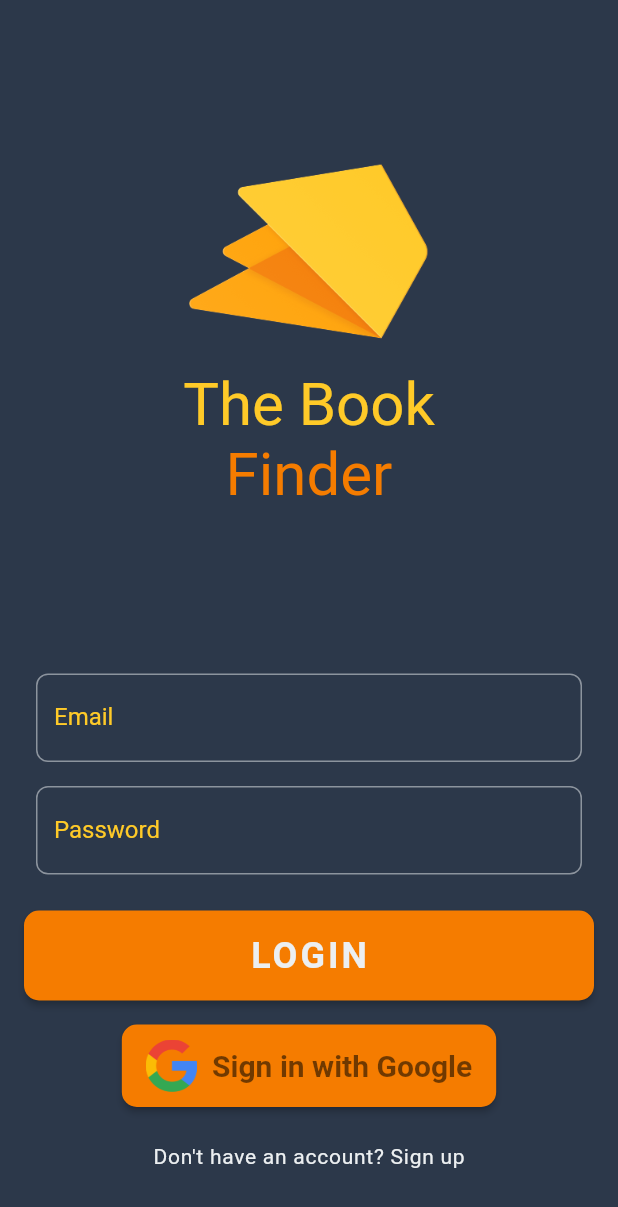
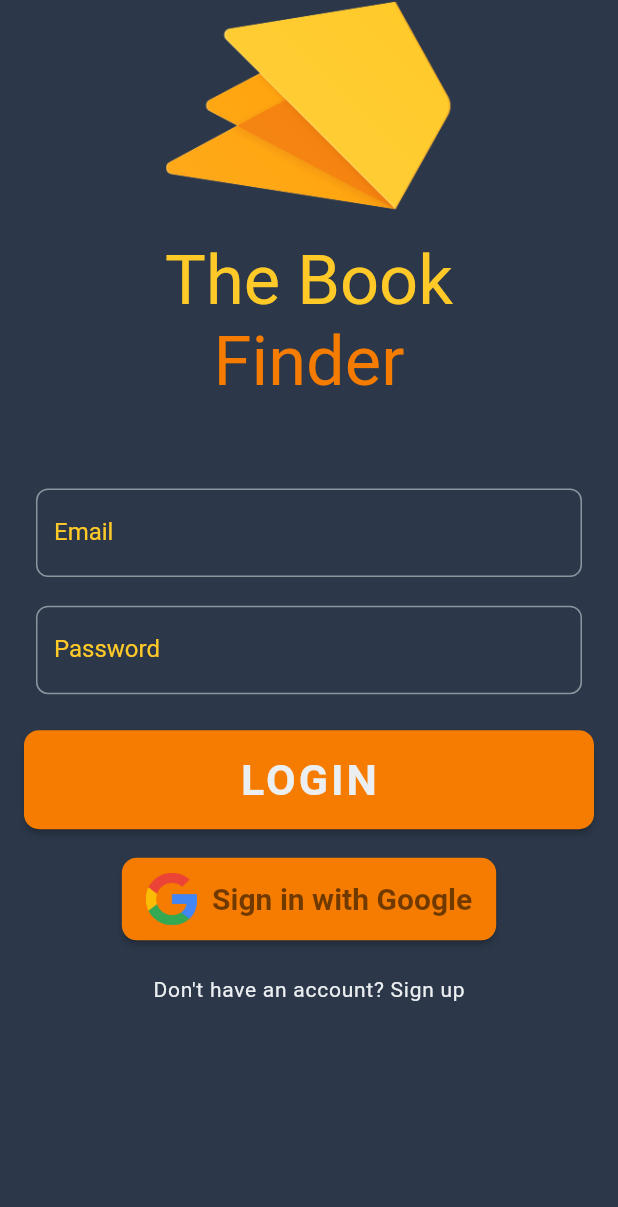
Before and after one commit to gboliknow/books_api, a Flutter app: the screen it shows after launch, on a phone screen of 412 x 824 dp. Shown: the top 1207 px of the screen. Run offline on Flutter 3.47's test engine with Material 2 defaults, Android fonts, the phone set to English and light mode, and no system bars; our stand-ins replace cloud_firestore, firebase_auth, firebase_core, flutter_screenutil, google_sign_in, rxdart and 1 more; accounts and stored records are empty.

Commit message:
first commit2

```diff
--- a/lib/main.dart
+++ b/lib/main.dart
@@ -2,6 +2,7 @@ import 'package:books/screens/formal/search_book_page_formal.dart';
 import 'package:books/screens/formal/stamp_collection_page_formal.dart';
 import 'package:flutter/material.dart';
 import 'package:books/screens/sign_in_screen.dart';
+import 'package:flutter_screenutil/screenutil_init.dart';
 
 void main() {
   runApp(MyApp());
@@ -10,9 +11,11 @@ void main() {
 class MyApp extends StatelessWidget {
   @override
   Widget build(BuildContext context) {
-    return MaterialApp(
-      title: 'FlutterFire Samples',
+    return ScreenUtilInit(
+      designSize: Size(360, 690),
+      builder: () => MaterialApp(
         debugShowCheckedModeBanner: false,
+        title: 'Flutter_Books_Store',
         theme: new ThemeData(
           primaryColor: new Color(0xFF0F2533),
         ),
@@ -22,6 +25,7 @@ class MyApp extends StatelessWidget {
           '/stamp_collection_formal': (BuildContext context) =>
               new StampCollectionFormalPage(),
         },
+      ),
     );
   }
 }
--- a/lib/screens/formal/book_details_page_formal.dart
+++ b/lib/screens/formal/book_details_page_formal.dart
@@ -1,3 +1,4 @@
+import 'package:books/res/custom_colors.dart';
 import 'package:cloud_firestore/cloud_firestore.dart';
 import 'package:firebase_auth/firebase_auth.dart';
 import 'package:flutter/material.dart';
@@ -176,7 +177,7 @@ class IconButtonText extends StatelessWidget {
 
   bool selected = false;
 
-  final Color selectedColor = new Color(0xff283593);
+  final Color selectedColor = CustomColors.firebaseYellow;
 
   @override
   Widget build(BuildContext context) {
--- a/lib/screens/sign_in_screen.dart
+++ b/lib/screens/sign_in_screen.dart
@@ -4,6 +4,7 @@ import 'package:firebase_core/firebase_core.dart';
 import 'package:flutter/material.dart';
 import 'package:books/res/custom_colors.dart';
 import 'package:books/widgets/sign_in_form.dart';
+import 'package:flutter_screenutil/flutter_screenutil.dart';
 
 class SignInScreen extends StatefulWidget {
   @override
@@ -46,23 +47,14 @@ class _SignInScreenState extends State<SignInScreen> {
               right: 16.0,
               bottom: 20.0,
             ),
+            child: SingleChildScrollView(
               child: Column(
-              mainAxisSize: MainAxisSize.max,
                 children: [
-                Row(),
-                Expanded(
-                  child: Column(
-                    mainAxisSize: MainAxisSize.min,
-                    mainAxisAlignment: MainAxisAlignment.center,
-                    children: [
-                      Flexible(
-                        flex: 1,
-                        child: RotatedBox(
+                  RotatedBox(
                     quarterTurns: 3,
                     child: Image.asset(
                       'assets/firebase_logo.png',
-                            height: 160,
-                          ),
+                      height: 160.h,
                     ),
                   ),
                   SizedBox(height: 20),
@@ -70,17 +62,14 @@ class _SignInScreenState extends State<SignInScreen> {
                     'The Book',
                     style: TextStyle(
                       color: CustomColors.firebaseYellow,
-                          fontSize: 40,
+                      fontSize: 40.r,
                     ),
                   ),
                   Text(
                     'Finder',
                     style: TextStyle(
                       color: CustomColors.firebaseOrange,
-                          fontSize: 40,
-                        ),
-                      ),
-                    ],
+                      fontSize: 40.r,
                     ),
                   ),
                   FutureBuilder(
@@ -111,6 +100,7 @@ class _SignInScreenState extends State<SignInScreen> {
             ),
           ),
         ),
+      ),
     );
   }
 }
--- a/lib/widgets/register_form.dart
+++ b/lib/widgets/register_form.dart
@@ -56,6 +56,7 @@ class _RegisterFormState extends State<RegisterForm> {
   Widget build(BuildContext context) {
     return Form(
       key: _registerFormKey,
+      child: SingleChildScrollView(
         child: Column(
           mainAxisAlignment: MainAxisAlignment.center,
           children: [
@@ -193,6 +194,7 @@ class _RegisterFormState extends State<RegisterForm> {
             )
           ],
         ),
+      ),
     );
   }
 }
--- a/lib/widgets/sign_in_form.dart
+++ b/lib/widgets/sign_in_form.dart
@@ -6,6 +6,7 @@ import 'package:books/screens/register_screen.dart';
 
 import 'package:books/utils/authentication.dart';
 import 'package:books/utils/validator.dart';
+import 'package:flutter_screenutil/size_extension.dart';
 
 import 'custom_form_field.dart';
 
@@ -34,14 +35,12 @@ class _SignInFormState extends State<SignInForm> {
   Widget build(BuildContext context) {
     return Form(
       key: _signInFormKey,
+      child: SingleChildScrollView(
         child: Column(
           children: [
             Padding(
-            padding: const EdgeInsets.only(
-              left: 8.0,
-              right: 8.0,
-              bottom: 24.0,
-            ),
+              padding: EdgeInsets.only(
+                  left: 8.0, right: 8.0, bottom: 24.0, top: 50.0.sp),
               child: Column(
                 children: [
                   CustomFormField(
@@ -55,7 +54,7 @@ class _SignInFormState extends State<SignInForm> {
                     label: 'Email',
                     hint: 'Enter your email',
                   ),
-                SizedBox(height: 16.0),
+                  SizedBox(height: 16.0.h),
                   CustomFormField(
                     controller: _passwordController,
                     focusNode: widget.passwordFocusNode,
@@ -73,7 +72,7 @@ class _SignInFormState extends State<SignInForm> {
             ),
             _isSigningIn
                 ? Padding(
-                  padding: const EdgeInsets.all(16.0),
+                    padding: EdgeInsets.all(16.0.sp),
                     child: CircularProgressIndicator(
                       valueColor: AlwaysStoppedAnimation<Color>(
                         CustomColors.firebaseOrange,
@@ -129,7 +128,7 @@ class _SignInFormState extends State<SignInForm> {
                           child: Text(
                             'LOGIN',
                             style: TextStyle(
-                            fontSize: 24,
+                              fontSize: 24.h,
                               fontWeight: FontWeight.bold,
                               color: CustomColors.firebaseGrey,
                               letterSpacing: 2,
@@ -139,7 +138,7 @@ class _SignInFormState extends State<SignInForm> {
                       ),
                     ),
                   ),
-          SizedBox(height: 16.0),
+            SizedBox(height: 16.0.h),
             _isSigningIn
                 ? CircularProgressIndicator(
                     valueColor: AlwaysStoppedAnimation<Color>(Colors.white),
@@ -159,8 +158,8 @@ class _SignInFormState extends State<SignInForm> {
                       setState(() {
                         _isSigningIn = true;
                       });
-                    User user =
-                        await Authentication.signInWithGoogle(context: context);
+                      User user = await Authentication.signInWithGoogle(
+                          context: context);
 
                       setState(() {
                         _isSigningIn = false;
@@ -223,6 +222,7 @@ class _SignInFormState extends State<SignInForm> {
             )
           ],
         ),
+      ),
     );
   }
 }
--- a/pubspec.yaml
+++ b/pubspec.yaml
@@ -22,6 +22,7 @@ dependencies:
   http: any
   google_sign_in: ^5.0.0
   cloud_firestore: ^2.5.3
+  flutter_screenutil: ^4.0.4+1
 
 
 
```
Also changed, not shown: pubspec.lock. Lines whose indentation alone changed are shown as unchanged.
